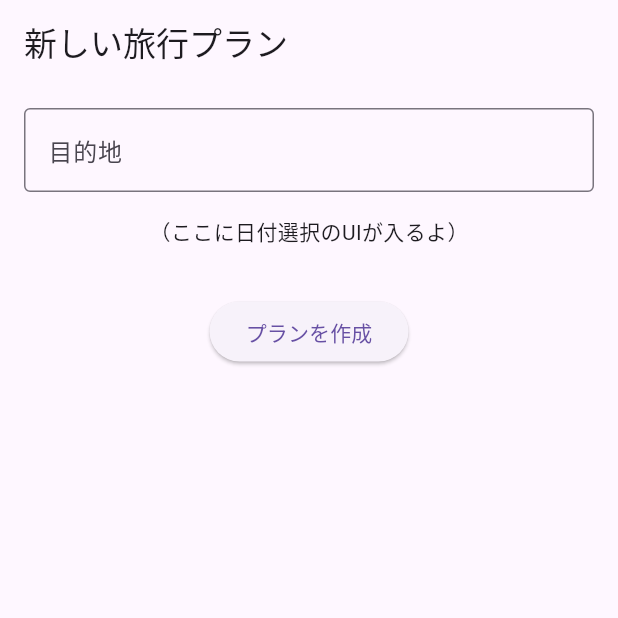
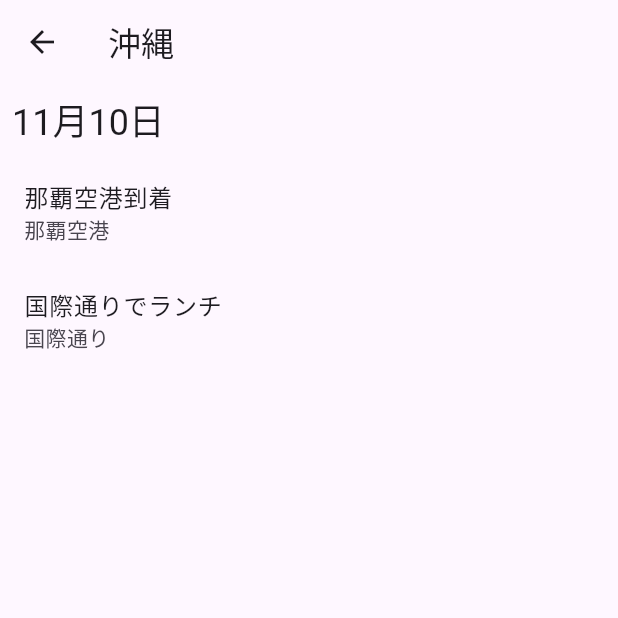
Before and after one commit to takumi3110/trip_planner, a Flutter app: the screen it shows after launch, after a tap on "プランを作成", on a phone screen of 412 x 824 dp, the top half of it. Run offline on Flutter 3.47's test engine with Material 3 defaults, Android fonts, the phone set to English and light mode, and no system bars; our stand-ins replace go_router.

Commit message:
feat: implement trip details screen

```diff
--- a/lib/core/routing/app_router.dart
+++ b/lib/core/routing/app_router.dart
@@ -1,6 +1,8 @@
 import 'package:go_router/go_router.dart';
 import 'package:flutter/material.dart';
 import 'package:trip_planner/features/create_trip/view/create_trip_screen.dart';
+import 'package:trip_planner/features/trip_details/view/trip_details_screen.dart';
+import 'package:trip_planner/data/sources/mock_trip_data_source.dart';
 
 final GoRouter appRouter = GoRouter(
   routes: <RouteBase>[
@@ -17,6 +19,17 @@ final GoRouter appRouter = GoRouter(
             return const CreateTripScreen();
           },
         ),
+        GoRoute(
+          path: 'trip/:id',
+          builder: (BuildContext context, GoRouterState state) {
+            final String tripId = state.pathParameters['id']!;
+            // In a real app, you would use a dependency injection solution.
+            return TripDetailsScreen(
+              tripId: tripId,
+              tripRepository: MockTripDataSource(),
+            );
+          },
+        ),
       ],
     ),
   ],
--- a/lib/features/create_trip/view/create_trip_screen.dart
+++ b/lib/features/create_trip/view/create_trip_screen.dart
@@ -1,4 +1,5 @@
 import 'package:flutter/material.dart';
+import 'package:go_router/go_router.dart';
 import 'package:trip_planner/features/create_trip/viewmodel/create_trip_viewmodel.dart';
 
 class CreateTripScreen extends StatefulWidget {
@@ -51,7 +52,11 @@ class _CreateTripScreenState extends State<CreateTripScreen> {
                 const Text('（ここに日付選択のUIが入るよ）'),
                 const SizedBox(height: 32),
                 ElevatedButton(
-                  onPressed: _viewModel.createTrip,
+                  onPressed: () {
+                    _viewModel.createTrip();
+                    // Navigate to the details screen with a hardcoded ID for now
+                    context.go('/trip/1');
+                  },
                   child: const Text('プランを作成'),
                 ),
               ],
--- /dev/null
+++ b/lib/features/trip_details/view/trip_details_screen.dart
@@ -0,0 +1,89 @@
+import 'package:flutter/material.dart';
+import 'package:trip_planner/data/repositories/trip_repository.dart';
+import 'package:trip_planner/features/trip_details/viewmodel/trip_details_viewmodel.dart';
+
+class TripDetailsScreen extends StatefulWidget {
+  const TripDetailsScreen({
+    super.key,
+    required this.tripId,
+    required this.tripRepository,
+  });
+
+  final String tripId;
+  final TripRepository tripRepository;
+
+  @override
+  State<TripDetailsScreen> createState() => _TripDetailsScreenState();
+}
+
+class _TripDetailsScreenState extends State<TripDetailsScreen> {
+  late final TripDetailsViewModel _viewModel;
+
+  @override
+  void initState() {
+    super.initState();
+    _viewModel = TripDetailsViewModel(
+      tripRepository: widget.tripRepository,
+      tripId: widget.tripId,
+    );
+    _viewModel.fetchTripDetails();
+  }
+
+  @override
+  void dispose() {
+    _viewModel.dispose();
+    super.dispose();
+  }
+
+  @override
+  Widget build(BuildContext context) {
+    return Scaffold(
+      appBar: AppBar(
+        title: ListenableBuilder(
+          listenable: _viewModel,
+          builder: (context, child) {
+            return Text(_viewModel.trip?.destination ?? '読み込み中...');
+          },
+        ),
+      ),
+      body: ListenableBuilder(
+        listenable: _viewModel,
+        builder: (context, child) {
+          if (_viewModel.isLoading) {
+            return const Center(child: CircularProgressIndicator());
+          }
+
+          if (_viewModel.trip == null) {
+            return const Center(child: Text('旅行プランが見つかりませんでした。'));
+          }
+
+          final trip = _viewModel.trip!;
+          return ListView.builder(
+            itemCount: trip.itineraries.length,
+            itemBuilder: (context, index) {
+              final itinerary = trip.itineraries[index];
+              return Column(
+                crossAxisAlignment: CrossAxisAlignment.start,
+                children: [
+                  Padding(
+                    padding: const EdgeInsets.all(8.0),
+                    child: Text(
+                      '${itinerary.date.month}月${itinerary.date.day}日',
+                      style: Theme.of(context).textTheme.headlineSmall,
+                    ),
+                  ),
+                  ...itinerary.activities.map(
+                    (activity) => ListTile(
+                      title: Text(activity.name),
+                      subtitle: Text(activity.location),
+                    ),
+                  ),
+                ],
+              );
+            },
+          );
+        },
+      ),
+    );
+  }
+}
--- /dev/null
+++ b/lib/features/trip_details/viewmodel/trip_details_viewmodel.dart
@@ -0,0 +1,29 @@
+import 'package:flutter/material.dart';
+import 'package:trip_planner/data/models/trip.dart';
+import 'package:trip_planner/data/repositories/trip_repository.dart';
+
+class TripDetailsViewModel extends ChangeNotifier {
+  TripDetailsViewModel({required this.tripRepository, required this.tripId});
+
+  final TripRepository tripRepository;
+  final String tripId;
+
+  Trip? _trip;
+  Trip? get trip => _trip;
+
+  bool _isLoading = false;
+  bool get isLoading => _isLoading;
+
+  Future<void> fetchTripDetails() async {
+    _isLoading = true;
+    notifyListeners();
+    try {
+      _trip = await tripRepository.getTrip(tripId);
+    } catch (e) {
+      // Handle error
+    } finally {
+      _isLoading = false;
+      notifyListeners();
+    }
+  }
+}
```
Also changed, not shown: 2 other files.
